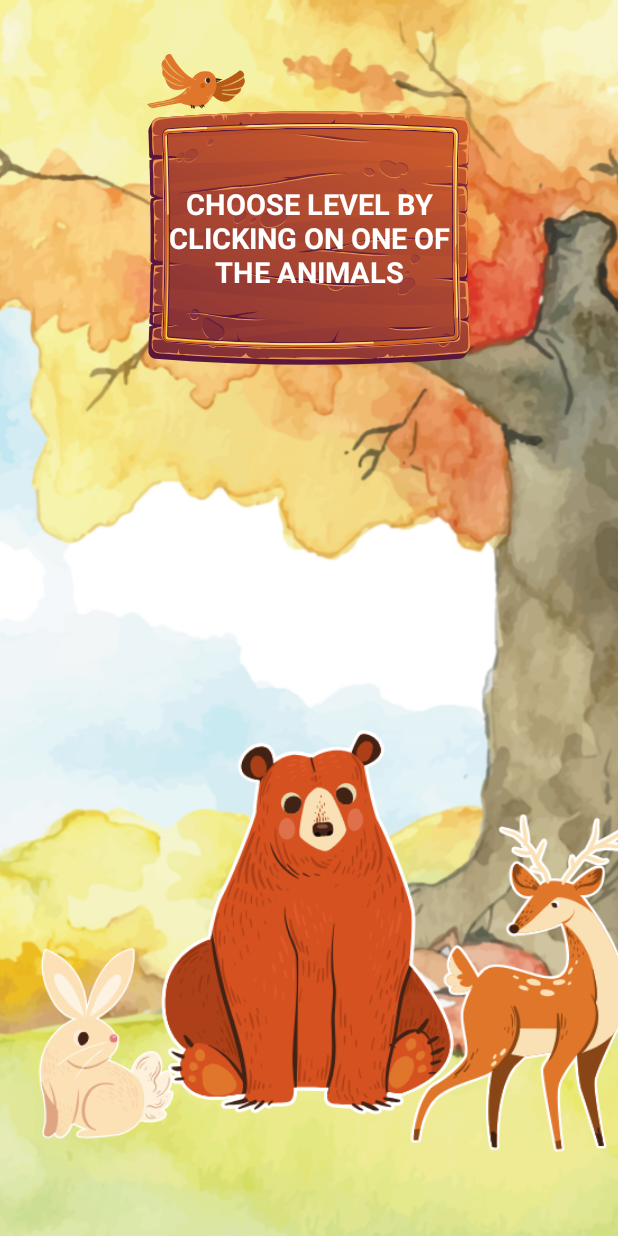
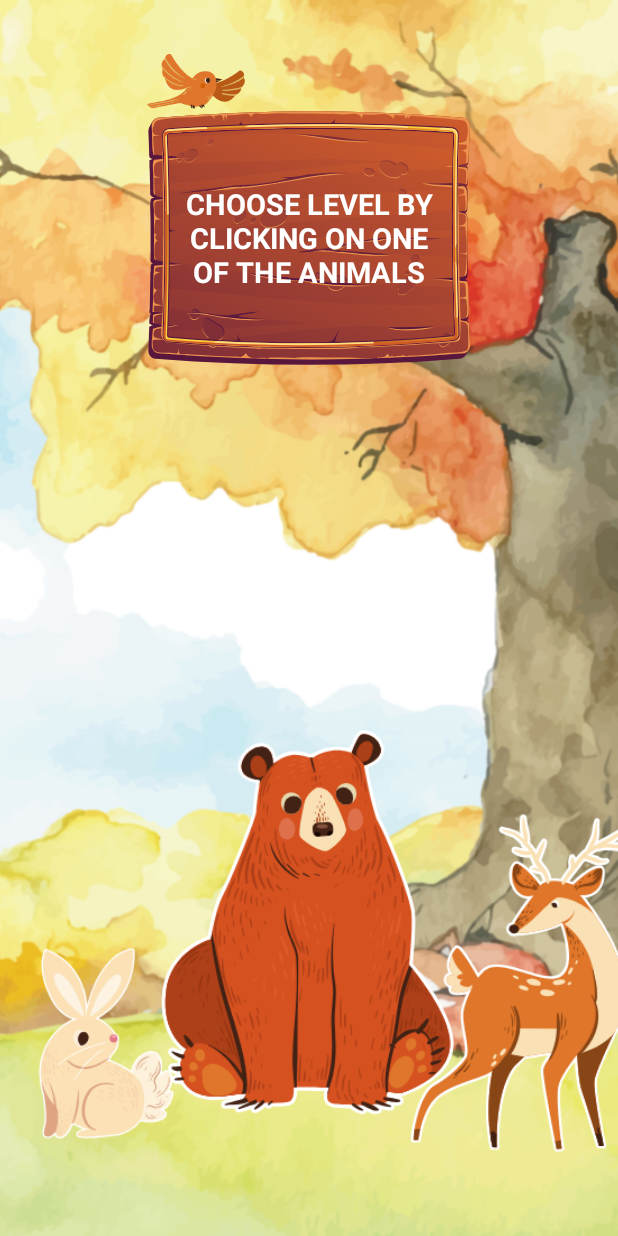
Before and after one commit to jelena-pesevski/Memory-MuzejRS, an Android app: the LevelsScreenFragment screen opened through its navigation route, on a phone screen of 412 x 824 dp. Run offline under Robolectric (Android 15) with nearby library versions, the light colour scheme and no system bars; our stand-ins replace Room's generated code, sdp/ssp sizes.

Commit message:
padding added

```diff
--- a/app/src/main/res/layout/fragment_levels_screen.xml
+++ b/app/src/main/res/layout/fragment_levels_screen.xml
@@ -98,6 +98,7 @@
         android:text="@string/levels_page_txt"
         android:textColor="@color/white"
         android:textSize="@dimen/_15ssp"
+        android:padding="@dimen/_15sdp"
         android:textStyle="bold"
         app:layout_constraintEnd_toEndOf="parent"
         app:layout_constraintStart_toStartOf="parent"
```
